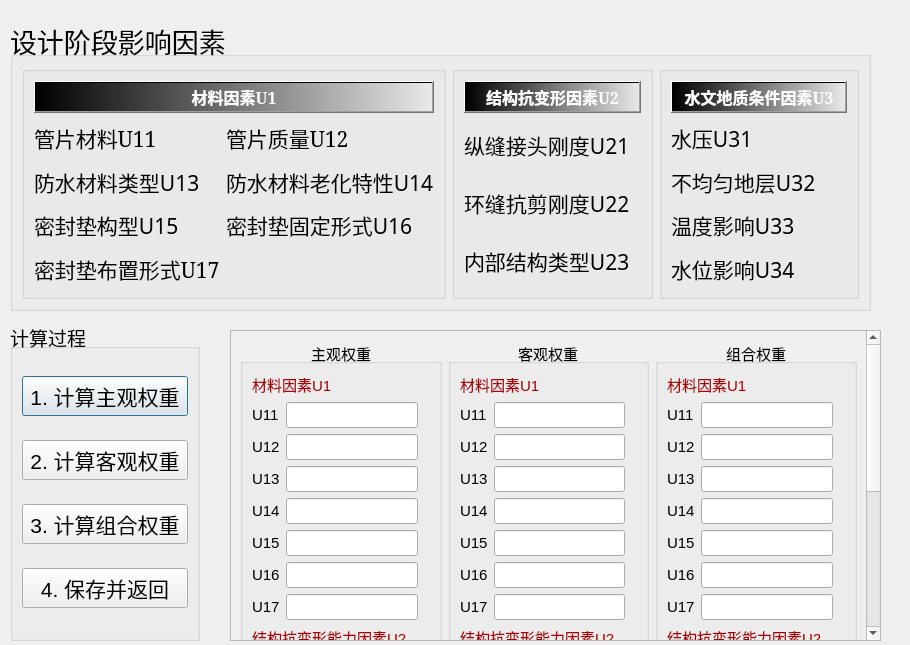
Old version of the form sj_w.ui in the repository YaoWenW/Gui_engineer.
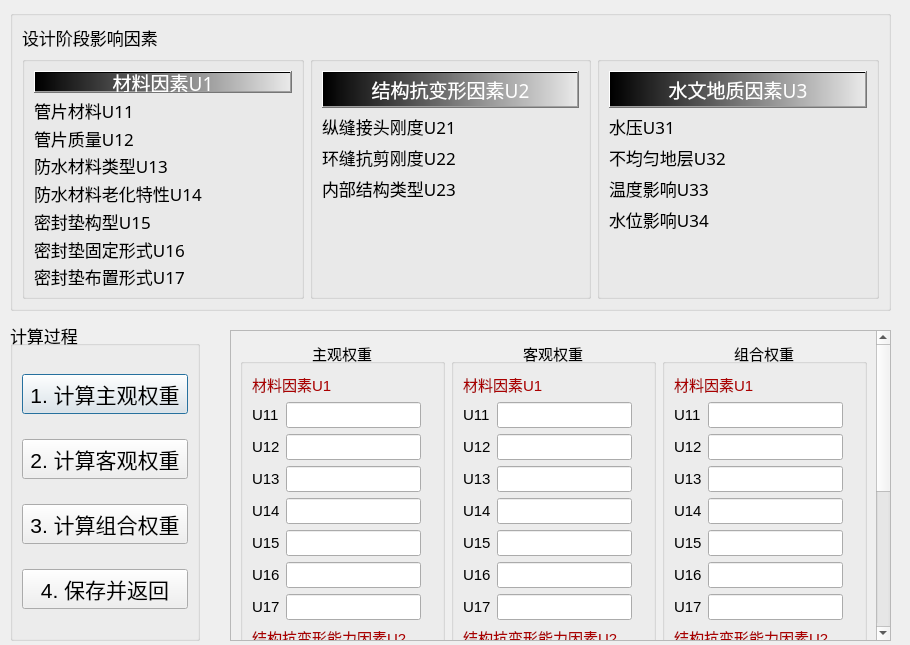
New version of the form.

The edit to the form file:
```diff
--- a/sj_w.ui
+++ b/sj_w.ui
@@ -30,7 +30,7 @@
     <rect>
      <x>230</x>
      <y>330</y>
-     <width>651</width>
+     <width>661</width>
      <height>311</height>
     </rect>
    </property>
@@ -59,7 +59,7 @@
      <rect>
       <x>0</x>
       <y>0</y>
-      <width>632</width>
+      <width>642</width>
       <height>510</height>
      </rect>
     </property>
@@ -1140,7 +1140,7 @@
    </property>
    <property name="font">
     <font>
-     <pointsize>14</pointsize>
+     <pointsize>13</pointsize>
     </font>
    </property>
    <property name="title">
@@ -1207,30 +1207,37 @@
    <property name="geometry">
     <rect>
      <x>10</x>
-     <y>20</y>
-     <width>861</width>
-     <height>291</height>
+     <y>10</y>
+     <width>881</width>
+     <height>301</height>
     </rect>
    </property>
    <property name="font">
     <font>
-     <pointsize>20</pointsize>
+     <family>黑体</family>
+     <pointsize>13</pointsize>
+     <weight>50</weight>
+     <italic>false</italic>
+     <bold>false</bold>
     </font>
    </property>
+   <property name="styleSheet">
+    <string notr="true">font: 13pt &quot;黑体&quot;;</string>
+   </property>
    <property name="title">
-    <string>设计阶段影响因素</string>
+    <string/>
    </property>
-   <layout class="QHBoxLayout" name="horizontalLayout">
-    <item>
-     <widget class="QGroupBox" name="groupBox">
+   <layout class="QGridLayout" name="gridLayout_3">
+    <item row="1" column="0" rowspan="2">
+     <widget class="QGroupBox" name="groupBox_5">
       <property name="font">
        <font>
-        <family>宋体</family>
-        <pointsize>16</pointsize>
+        <family>黑体</family>
+        <pointsize>13</pointsize>
         <weight>50</weight>
         <italic>false</italic>
         <bold>false</bold>
-        <kerning>true</kerning>
+        <underline>false</underline>
        </font>
       </property>
       <property name="tabletTracking">
@@ -1239,61 +1246,23 @@
       <property name="title">
        <string/>
       </property>
-      <property name="flat">
-       <bool>false</bool>
-      </property>
-      <property name="checkable">
-       <bool>false</bool>
-      </property>
-      <layout class="QGridLayout" name="gridLayout_2">
-       <item row="3" column="0">
-        <widget class="QLabel" name="label_2">
+      <layout class="QVBoxLayout" name="verticalLayout_2">
+       <item>
+        <widget class="QPushButton" name="pushButton_5">
          <property name="font">
           <font>
-           <family>宋体</family>
-           <pointsize>16</pointsize>
+           <family>黑体</family>
+           <pointsize>14</pointsize>
            <weight>50</weight>
            <italic>false</italic>
            <bold>false</bold>
-           <kerning>true</kerning>
-          </font>
-         </property>
-         <property name="text">
-          <string>防水材料类型U13</string>
-         </property>
-        </widget>
-       </item>
-       <item row="1" column="0">
-        <widget class="QLabel" name="label">
-         <property name="font">
-          <font>
-           <family>SimSun</family>
-           <pointsize>16</pointsize>
-           <weight>50</weight>
-           <italic>false</italic>
-           <bold>false</bold>
-           <kerning>true</kerning>
-          </font>
-         </property>
-         <property name="text">
-          <string>管片材料U11</string>
-         </property>
-        </widget>
-       </item>
-       <item row="0" column="0" colspan="2">
-        <widget class="QPushButton" name="pushButton">
-         <property name="font">
-          <font>
-           <family>SimSun</family>
-           <pointsize>12</pointsize>
-           <weight>75</weight>
-           <italic>false</italic>
-           <bold>true</bold>
+           <underline>false</underline>
            <kerning>true</kerning>
           </font>
          </property>
          <property name="styleSheet">
           <string notr="true">background-color: qlineargradient(spread:pad, x1:0, y1:0, x2:1, y2:0, stop:0 rgba(0, 0, 0, 255), stop:1 rgba(0, 0, 0, 0));
+font: 14pt &quot;黑体&quot;;
 color: rgb(255, 255, 255);</string>
          </property>
          <property name="text">
@@ -1301,33 +1270,33 @@
          </property>
         </widget>
        </item>
-       <item row="7" column="0">
-        <widget class="QLabel" name="label_6">
+       <item>
+        <widget class="QLabel" name="label_10">
          <property name="font">
           <font>
-           <family>SimSun</family>
-           <pointsize>16</pointsize>
+           <family>黑体</family>
+           <pointsize>13</pointsize>
            <weight>50</weight>
            <italic>false</italic>
            <bold>false</bold>
-           <kerning>true</kerning>
+           <underline>false</underline>
           </font>
          </property>
          <property name="text">
-          <string>密封垫布置形式U17</string>
+          <string>管片材料U11</string>
          </property>
         </widget>
        </item>
-       <item row="1" column="1">
-        <widget class="QLabel" name="label_9">
+       <item>
+        <widget class="QLabel" name="label_11">
          <property name="font">
           <font>
-           <family>SimSun</family>
-           <pointsize>16</pointsize>
+           <family>黑体</family>
+           <pointsize>13</pointsize>
            <weight>50</weight>
            <italic>false</italic>
            <bold>false</bold>
-           <kerning>true</kerning>
+           <underline>false</underline>
           </font>
          </property>
          <property name="text">
@@ -1335,16 +1304,33 @@
          </property>
         </widget>
        </item>
-       <item row="3" column="1">
-        <widget class="QLabel" name="label_3">
+       <item>
+        <widget class="QLabel" name="label_12">
          <property name="font">
           <font>
-           <family>宋体</family>
-           <pointsize>16</pointsize>
+           <family>黑体</family>
+           <pointsize>13</pointsize>
            <weight>50</weight>
            <italic>false</italic>
            <bold>false</bold>
-           <kerning>true</kerning>
+           <underline>false</underline>
+          </font>
+         </property>
+         <property name="text">
+          <string>防水材料类型U13</string>
+         </property>
+        </widget>
+       </item>
+       <item>
+        <widget class="QLabel" name="label_14">
+         <property name="font">
+          <font>
+           <family>黑体</family>
+           <pointsize>13</pointsize>
+           <weight>50</weight>
+           <italic>false</italic>
+           <bold>false</bold>
+           <underline>false</underline>
           </font>
          </property>
          <property name="text">
@@ -1352,33 +1338,16 @@
          </property>
         </widget>
        </item>
-       <item row="4" column="1">
-        <widget class="QLabel" name="label_4">
+       <item>
+        <widget class="QLabel" name="label_15">
          <property name="font">
           <font>
-           <family>宋体</family>
-           <pointsize>16</pointsize>
+           <family>黑体</family>
+           <pointsize>13</pointsize>
            <weight>50</weight>
            <italic>false</italic>
            <bold>false</bold>
-           <kerning>true</kerning>
-          </font>
-         </property>
-         <property name="text">
-          <string>密封垫固定形式U16</string>
-         </property>
-        </widget>
-       </item>
-       <item row="4" column="0">
-        <widget class="QLabel" name="label_5">
-         <property name="font">
-          <font>
-           <family>宋体</family>
-           <pointsize>16</pointsize>
-           <weight>50</weight>
-           <italic>false</italic>
-           <bold>false</bold>
-           <kerning>true</kerning>
+           <underline>false</underline>
           </font>
          </property>
          <property name="text">
@@ -1386,29 +1355,95 @@
          </property>
         </widget>
        </item>
+       <item>
+        <widget class="QLabel" name="label_16">
+         <property name="font">
+          <font>
+           <family>黑体</family>
+           <pointsize>13</pointsize>
+           <weight>50</weight>
+           <italic>false</italic>
+           <bold>false</bold>
+           <underline>false</underline>
+          </font>
+         </property>
+         <property name="styleSheet">
+          <string notr="true"/>
+         </property>
+         <property name="text">
+          <string>密封垫固定形式U16</string>
+         </property>
+        </widget>
+       </item>
+       <item>
+        <widget class="QLabel" name="label_21">
+         <property name="font">
+          <font>
+           <family>黑体</family>
+           <pointsize>13</pointsize>
+           <weight>50</weight>
+           <italic>false</italic>
+           <bold>false</bold>
+           <underline>false</underline>
+          </font>
+         </property>
+         <property name="text">
+          <string>密封垫布置形式U17</string>
+         </property>
+        </widget>
+       </item>
+       <item>
+        <spacer name="verticalSpacer_5">
+         <property name="orientation">
+          <enum>Qt::Vertical</enum>
+         </property>
+         <property name="sizeHint" stdset="0">
+          <size>
+           <width>20</width>
+           <height>40</height>
+          </size>
+         </property>
+        </spacer>
+       </item>
       </layout>
      </widget>
     </item>
-    <item>
-     <widget class="QGroupBox" name="groupBox_2">
+    <item row="0" column="0" colspan="2">
+     <widget class="QLabel" name="label_22">
+      <property name="styleSheet">
+       <string notr="true">font: 16pt &quot;微软雅黑&quot;;</string>
+      </property>
+      <property name="text">
+       <string>设计阶段影响因素</string>
+      </property>
+     </widget>
+    </item>
+    <item row="1" column="1" rowspan="2">
+     <widget class="QGroupBox" name="groupBox_10">
       <property name="font">
        <font>
-        <family>宋体</family>
-        <pointsize>9</pointsize>
+        <family>黑体</family>
+        <pointsize>13</pointsize>
+        <weight>50</weight>
+        <italic>false</italic>
+        <bold>false</bold>
+        <underline>false</underline>
        </font>
       </property>
       <property name="title">
        <string/>
       </property>
-      <layout class="QVBoxLayout" name="verticalLayout_3">
+      <layout class="QVBoxLayout" name="verticalLayout_6">
        <item>
         <widget class="QPushButton" name="pushButton_2">
          <property name="font">
           <font>
-           <family>SimSun</family>
-           <pointsize>12</pointsize>
-           <weight>75</weight>
-           <bold>true</bold>
+           <family>黑体</family>
+           <pointsize>14</pointsize>
+           <weight>50</weight>
+           <italic>false</italic>
+           <bold>false</bold>
+           <underline>false</underline>
           </font>
          </property>
          <property name="styleSheet">
@@ -1424,13 +1459,14 @@
         <widget class="QLabel" name="label_7">
          <property name="font">
           <font>
-           <family>宋体</family>
-           <pointsize>16</pointsize>
+           <family>黑体</family>
+           <pointsize>13</pointsize>
+           <weight>50</weight>
+           <italic>false</italic>
+           <bold>false</bold>
+           <underline>false</underline>
           </font>
          </property>
-         <property name="layoutDirection">
-          <enum>Qt::RightToLeft</enum>
-         </property>
          <property name="text">
           <string>纵缝接头刚度U21</string>
          </property>
@@ -1440,13 +1476,14 @@
         <widget class="QLabel" name="label_8">
          <property name="font">
           <font>
-           <family>宋体</family>
-           <pointsize>16</pointsize>
+           <family>黑体</family>
+           <pointsize>13</pointsize>
+           <weight>50</weight>
+           <italic>false</italic>
+           <bold>false</bold>
+           <underline>false</underline>
           </font>
          </property>
-         <property name="layoutDirection">
-          <enum>Qt::RightToLeft</enum>
-         </property>
          <property name="text">
           <string>环缝抗剪刚度U22</string>
          </property>
@@ -1456,27 +1493,45 @@
         <widget class="QLabel" name="label_13">
          <property name="font">
           <font>
-           <family>宋体</family>
-           <pointsize>16</pointsize>
+           <family>黑体</family>
+           <pointsize>13</pointsize>
+           <weight>50</weight>
+           <italic>false</italic>
+           <bold>false</bold>
+           <underline>false</underline>
           </font>
          </property>
-         <property name="layoutDirection">
-          <enum>Qt::RightToLeft</enum>
-         </property>
          <property name="text">
           <string>内部结构类型U23</string>
          </property>
         </widget>
        </item>
+       <item>
+        <spacer name="verticalSpacer">
+         <property name="orientation">
+          <enum>Qt::Vertical</enum>
+         </property>
+         <property name="sizeHint" stdset="0">
+          <size>
+           <width>20</width>
+           <height>40</height>
+          </size>
+         </property>
+        </spacer>
+       </item>
       </layout>
      </widget>
     </item>
-    <item>
-     <widget class="QGroupBox" name="groupBox_3">
+    <item row="1" column="2" rowspan="2">
+     <widget class="QGroupBox" name="groupBox_9">
       <property name="font">
        <font>
-        <family>宋体</family>
-        <pointsize>9</pointsize>
+        <family>黑体</family>
+        <pointsize>13</pointsize>
+        <weight>50</weight>
+        <italic>false</italic>
+        <bold>false</bold>
+        <underline>false</underline>
        </font>
       </property>
       <property name="title">
@@ -1487,10 +1542,12 @@
         <widget class="QPushButton" name="pushButton_3">
          <property name="font">
           <font>
-           <family>SimSun</family>
-           <pointsize>12</pointsize>
-           <weight>75</weight>
-           <bold>true</bold>
+           <family>黑体</family>
+           <pointsize>14</pointsize>
+           <weight>50</weight>
+           <italic>false</italic>
+           <bold>false</bold>
+           <underline>false</underline>
           </font>
          </property>
          <property name="styleSheet">
@@ -1498,7 +1555,7 @@
 color: rgb(255, 255, 255);</string>
          </property>
          <property name="text">
-          <string>水文地质条件因素U3</string>
+          <string>水文地质因素U3</string>
          </property>
         </widget>
        </item>
@@ -1506,8 +1563,12 @@
         <widget class="QLabel" name="label_17">
          <property name="font">
           <font>
-           <family>宋体</family>
-           <pointsize>16</pointsize>
+           <family>黑体</family>
+           <pointsize>13</pointsize>
+           <weight>50</weight>
+           <italic>false</italic>
+           <bold>false</bold>
+           <underline>false</underline>
           </font>
          </property>
          <property name="text">
@@ -1519,8 +1580,12 @@
         <widget class="QLabel" name="label_18">
          <property name="font">
           <font>
-           <family>宋体</family>
-           <pointsize>16</pointsize>
+           <family>黑体</family>
+           <pointsize>13</pointsize>
+           <weight>50</weight>
+           <italic>false</italic>
+           <bold>false</bold>
+           <underline>false</underline>
           </font>
          </property>
          <property name="text">
@@ -1532,8 +1597,12 @@
         <widget class="QLabel" name="label_19">
          <property name="font">
           <font>
-           <family>宋体</family>
-           <pointsize>16</pointsize>
+           <family>黑体</family>
+           <pointsize>13</pointsize>
+           <weight>50</weight>
+           <italic>false</italic>
+           <bold>false</bold>
+           <underline>false</underline>
           </font>
          </property>
          <property name="text">
@@ -1545,8 +1614,12 @@
         <widget class="QLabel" name="label_20">
          <property name="font">
           <font>
-           <family>宋体</family>
-           <pointsize>16</pointsize>
+           <family>黑体</family>
+           <pointsize>13</pointsize>
+           <weight>50</weight>
+           <italic>false</italic>
+           <bold>false</bold>
+           <underline>false</underline>
           </font>
          </property>
          <property name="text">
@@ -1554,6 +1627,19 @@
          </property>
         </widget>
        </item>
+       <item>
+        <spacer name="verticalSpacer_2">
+         <property name="orientation">
+          <enum>Qt::Vertical</enum>
+         </property>
+         <property name="sizeHint" stdset="0">
+          <size>
+           <width>20</width>
+           <height>40</height>
+          </size>
+         </property>
+        </spacer>
+       </item>
       </layout>
      </widget>
     </item>
```
Left out of the diff: 27 changed lines with no effect on the pictures.
